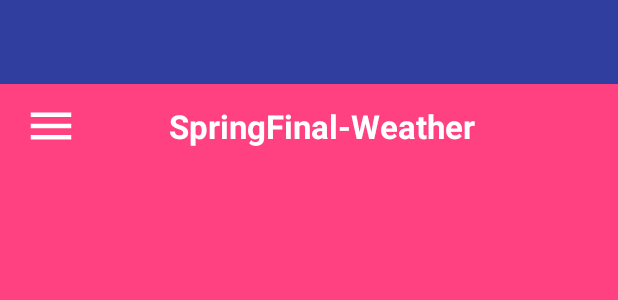
After one commit to akaj-team/SpringFinal-Weather, an Android app: the layout activity_start.xml on its own in the app's theme, with its tools: preview values and no code run, on a phone screen of 412 x 824 dp. The commit adds this screen. Shown: the top 300 px of the screen. Run offline under Robolectric (Android 15) with nearby library versions, the phone set to English and light mode, and no system bars.

Commit message:
[Update] Convert main layout to Kotlin

```diff
--- /dev/null
+++ b/app/src/main/res/drawable/ic_menu_white_24dp.xml
@@ -0,0 +1,10 @@
+<vector xmlns:android="http://schemas.android.com/apk/res/android"
+    android:width="36dp"
+    android:height="36dp"
+    android:tint="#FFFFFF"
+    android:viewportHeight="24.0"
+    android:viewportWidth="24.0">
+    <path
+        android:fillColor="#FF000000"
+        android:pathData="M3,18h18v-2L3,16v2zM3,13h18v-2L3,11v2zM3,6v2h18L21,6L3,6z" />
+</vector>
--- /dev/null
+++ b/app/src/main/res/layout/activity_start.xml
@@ -0,0 +1,52 @@
+<?xml version="1.0" encoding="utf-8"?>
+<android.support.v4.widget.DrawerLayout xmlns:android="http://schemas.android.com/apk/res/android"
+    xmlns:tools="http://schemas.android.com/tools"
+    android:id="@+id/drawerLayout"
+    android:layout_width="match_parent"
+    android:layout_height="match_parent"
+    android:background="@color/colorAccent"
+    android:fitsSystemWindows="true"
+    tools:context=".kotlin.activity.MainActivity">
+
+    <RelativeLayout
+        android:id="@+id/rlContent"
+        android:layout_width="match_parent"
+        android:layout_height="match_parent">
+
+        <android.support.v7.widget.Toolbar
+            android:id="@+id/toolBar"
+            android:layout_width="match_parent"
+            android:layout_height="?android:attr/actionBarSize"
+            android:background="@android:color/transparent">
+
+            <ImageView
+                android:id="@+id/imgMenuIcon"
+                android:layout_width="wrap_content"
+                android:layout_height="match_parent"
+                android:src="@drawable/ic_menu_white_24dp" />
+
+            <TextView
+                android:id="@+id/tvTitle"
+                style="@style/TextTitle"
+                android:layout_width="match_parent"
+                android:layout_height="wrap_content"
+                android:layout_marginRight="36dp"
+                android:gravity="center"
+                android:text="@string/app_name" />
+        </android.support.v7.widget.Toolbar>
+    </RelativeLayout>
+
+    <LinearLayout
+        android:id="@+id/lnDrawer"
+        android:layout_width="250dp"
+        android:layout_height="match_parent"
+        android:layout_gravity="start"
+        android:background="@color/colorWhite">
+
+        <TextView
+            android:layout_width="match_parent"
+            android:layout_height="match_parent"
+            android:gravity="center"
+            android:text="@string/app_name" />
+    </LinearLayout>
+</android.support.v4.widget.DrawerLayout>
--- a/app/src/main/res/values/colors.xml
+++ b/app/src/main/res/values/colors.xml
@@ -3,6 +3,7 @@
     <color name="colorPrimary">#3F51B5</color>
     <color name="colorPrimaryDark">#303F9F</color>
     <color name="colorAccent">#FF4081</color>
+    <color name="colorPurple">#8A409B</color>
     <color name="colorWhite">#FFFFFF</color>
     <color name="colorBlack">#000000</color>
     <color name="colorGray">#c6c6c6</color>
--- a/app/src/main/res/values/styles.xml
+++ b/app/src/main/res/values/styles.xml
@@ -8,4 +8,13 @@
         <item name="colorAccent">@color/colorAccent</item>
     </style>
 
+    <style name="AppTheme.NoActionBar" parent="Theme.AppCompat.Light.NoActionBar">
+        <item name="windowActionBar">false</item>
+    </style>
+
+    <style name="TextTitle" parent="AppTheme.NoActionBar">
+        <item name="android:textSize">22sp</item>
+        <item name="android:textStyle">bold</item>
+        <item name="android:textColor">@color/colorWhite</item>
+    </style>
 </resources>
--- a/build.gradle
+++ b/build.gradle
@@ -1,14 +1,14 @@
 // Top-level build file where you can add configuration options common to all sub-projects/modules.
 
 buildscript {
-
+    ext.kotlin_version = '1.2.30'
     repositories {
         google()
         jcenter()
     }
     dependencies {
         classpath 'com.android.tools.build:gradle:3.1.2'
-
+        classpath "org.jetbrains.kotlin:kotlin-gradle-plugin:$kotlin_version"
 
         // NOTE: Do not place your application dependencies here; they belong
         // in the individual module build.gradle files
```
Also changed, not shown: app/build.gradle (+7 -0 lines), app/src/main/AndroidManifest.xml (+9 -4 lines), app/src/main/java/vn/asiantech/android/springfinalweather/kotlin/activity/MainActivity.kt (added, +41 -0 lines).
